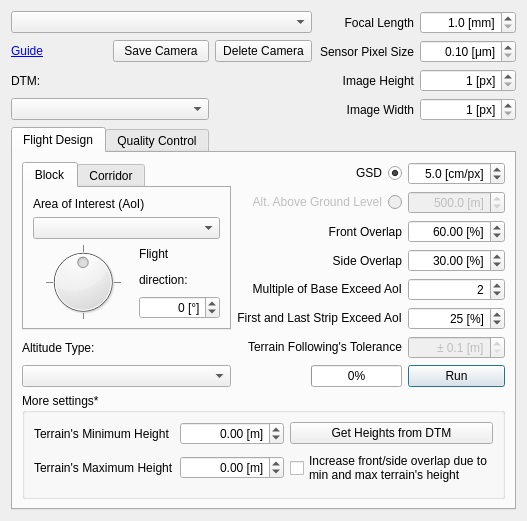
JMG30/flight_planner, file flight_planner_dialog_base.ui: the form before one commit.
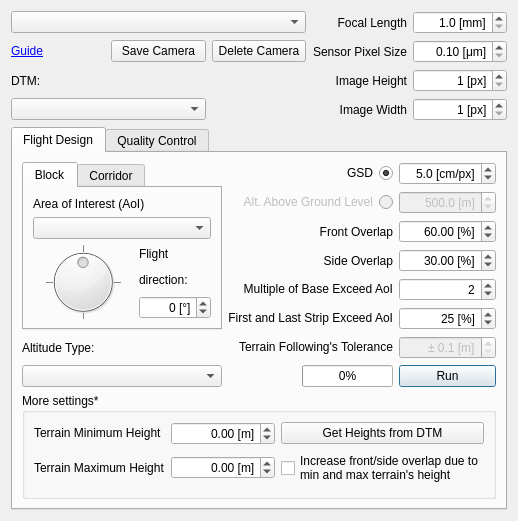
The form after the commit. Custom widgets are drawn as their Qt base class.

Commit message: Update README and metadata

```diff
--- a/flight_planner_dialog_base.ui
+++ b/flight_planner_dialog_base.ui
@@ -394,7 +394,7 @@
           <item row="0" column="0">
            <widget class="QLabel" name="labelMinHeight">
             <property name="text">
-             <string>Terrain's Minimum Height</string>
+             <string>&lt;html&gt;&lt;head/&gt;&lt;body&gt;&lt;p&gt;Terrain Minimum Height&lt;/p&gt;&lt;/body&gt;&lt;/html&gt;</string>
             </property>
            </widget>
           </item>
@@ -427,7 +427,7 @@
           <item row="1" column="0">
            <widget class="QLabel" name="labelMaxHeight">
             <property name="text">
-             <string>Terrain's Maximum Height</string>
+             <string>Terrain Maximum Height</string>
             </property>
            </widget>
           </item>
```
The commit also changes 2 other files.
